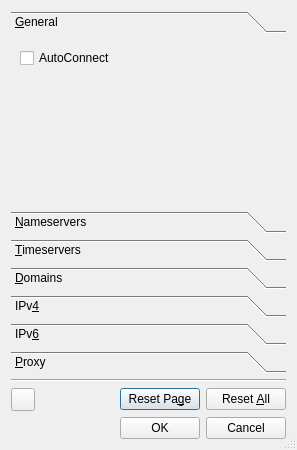
andrew-bibb/cmst, file apps/cmstapp/code/peditor/ui/peditor.ui: the form before one commit.
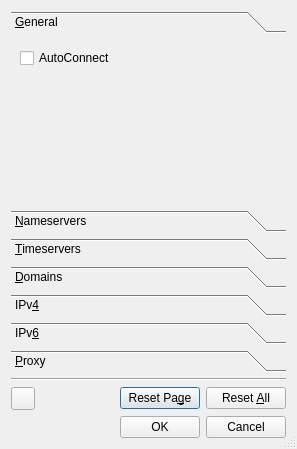
The form after the commit. The open tabs and pages were chosen to show the change.

Commit message: allow VPN services to be configured from details tab

Patch:
```diff
--- a/apps/cmstapp/code/peditor/ui/peditor.ui
+++ b/apps/cmstapp/code/peditor/ui/peditor.ui
@@ -7,7 +7,7 @@
     <x>0</x>
     <y>0</y>
     <width>297</width>
-    <height>450</height>
+    <height>449</height>
    </rect>
   </property>
   <property name="windowTitle">
@@ -31,7 +31,7 @@
         <x>0</x>
         <y>0</y>
         <width>279</width>
-        <height>166</height>
+        <height>165</height>
        </rect>
       </property>
       <attribute name="label">
```
Left out of the diff: 13 changed lines with no effect on the pictures. The commit also changes 3 other files.
